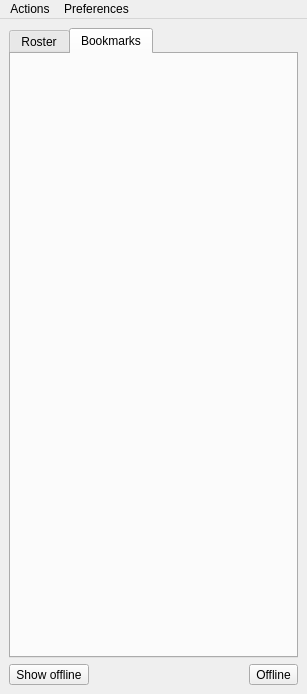
Old version of the form widgets/mainWindow.ui in the repository xmpp-graveyard/jabbim.
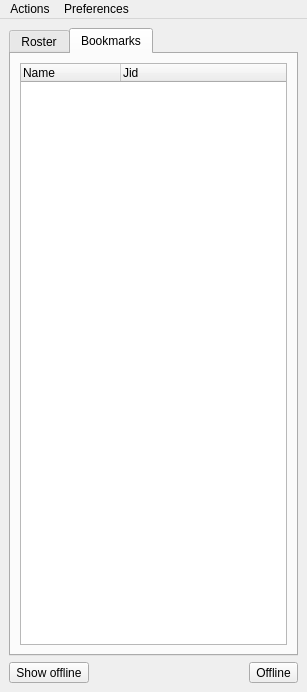
New version of the form. The open tabs and pages were chosen to show the change.

Commit message: bookmarks, groupchat

Patch:
```diff
--- a/widgets/mainWindow.ui
+++ b/widgets/mainWindow.ui
@@ -6,7 +6,7 @@
     <x>0</x>
     <y>0</y>
     <width>307</width>
-    <height>694</height>
+    <height>692</height>
    </rect>
   </property>
   <property name="windowTitle" >
@@ -265,6 +265,34 @@
        <attribute name="title" >
         <string>Bookmarks</string>
        </attribute>
+       <layout class="QGridLayout" >
+        <property name="margin" >
+         <number>9</number>
+        </property>
+        <property name="spacing" >
+         <number>6</number>
+        </property>
+        <item row="0" column="0" >
+         <widget class="QTreeWidget" name="bookmarks" >
+          <property name="alternatingRowColors" >
+           <bool>true</bool>
+          </property>
+          <property name="rootIsDecorated" >
+           <bool>false</bool>
+          </property>
+          <column>
+           <property name="text" >
+            <string>Name</string>
+           </property>
+          </column>
+          <column>
+           <property name="text" >
+            <string>Jid</string>
+           </property>
+          </column>
+         </widget>
+        </item>
+       </layout>
       </widget>
      </widget>
     </item>
```
Left out of the diff: 19 changed lines with no effect on the pictures. The commit also changes 13 other files.
